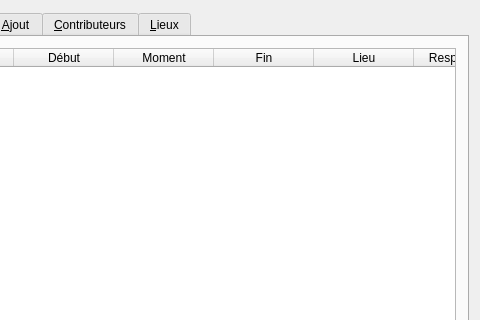
mjc-ermont/2011, file Programmation/Codes fonctionnels/ChonoEdit/chronoedit.ui: the form before one commit; both pictures show x 111 to 591 and y 0 to 320 of the 591 by 438 pixel window.
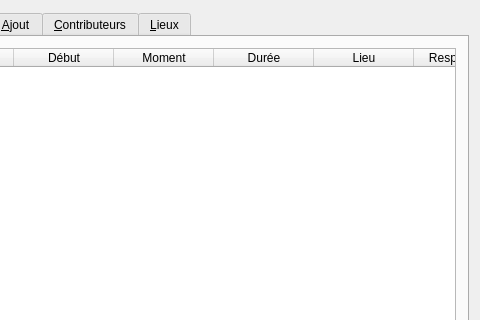
The form after the commit.

The edit to the form file:
```diff
--- a/Programmation/Codes fonctionnels/ChonoEdit/chronoedit.ui
+++ b/Programmation/Codes fonctionnels/ChonoEdit/chronoedit.ui
@@ -76,7 +76,7 @@
          </column>
          <column>
           <property name="text">
-           <string>Fin</string>
+           <string>Durée</string>
           </property>
          </column>
          <column>
```
